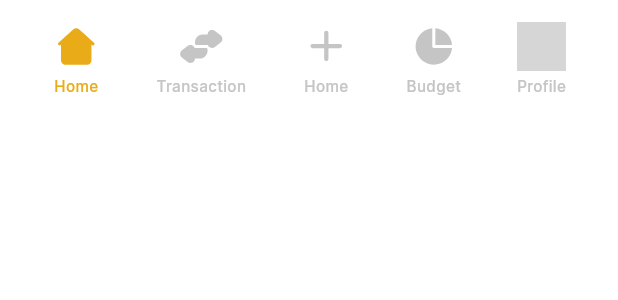
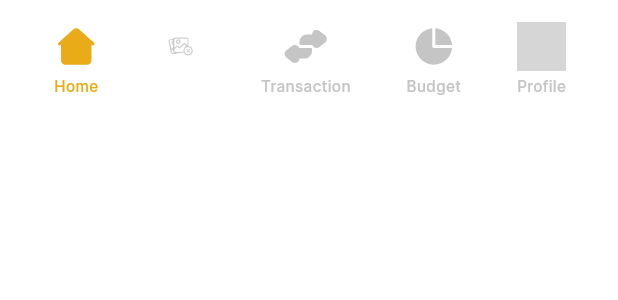
Before and after one commit to faheemabbas766/wallet_wise-v1.0.1, a Flutter app: the CustomBottomAppBar widget shown alone on an empty page, opened directly, on a phone screen of 412 x 824 dp. Shown: the top 300 px of the screen. Run offline on Flutter 3.47's test engine with Material 3 defaults, Android fonts, the phone set to English and light mode, and no system bars; our stand-ins replace cached_network_image, carousel_slider, connectivity_plus, dotted_border, flutter_svg, flutter_svg_provider and 4 more; accounts and stored records are empty; project files that could hold a hidden picture were left out; grey boxes are pictures that could not be loaded.

Commit message:
screens update 1:22PM

```diff
--- a/lib/presentation/homepage_page/homepage_page.dart
+++ b/lib/presentation/homepage_page/homepage_page.dart
@@ -6,7 +6,6 @@ import 'package:wallet_wise/widgets/app_bar/appbar_trailing_iconbutton.dart';
 import 'package:wallet_wise/widgets/custom_elevated_button.dart';
 import 'widgets/ninetyfive_item_widget.dart';
 import 'models/ninetyfive_item_model.dart';
-import 'models/homepage_model.dart';
 import 'widgets/eightyone_item_widget.dart';
 import 'models/eightyone_item_model.dart';
 import 'package:flutter_svg_provider/flutter_svg_provider.dart' as fs;
@@ -14,7 +13,6 @@ import 'package:flutter/material.dart';
 import 'package:wallet_wise/core/app_export.dart';
 import 'provider/homepage_provider.dart';
 
-// ignore_for_file: must_be_immutable
 class HomepagePage extends StatefulWidget {
   const HomepagePage({Key? key})
       : super(
--- a/lib/widgets/custom_bottom_app_bar.dart
+++ b/lib/widgets/custom_bottom_app_bar.dart
@@ -19,16 +19,16 @@ class CustomBottomAppBarState extends State<CustomBottomAppBar> {
         type: BottomBarEnum.Home,
         isSelected: true),
     BottomMenuModel(
+      icon: ImageConstant.imageNotFound,
+      activeIcon: ImageConstant.imageNotFound,
+      title: "".tr,
+      type: BottomBarEnum.Transaction,
+    ),
+    BottomMenuModel(
       icon: ImageConstant.imgNavTransaction,
       activeIcon: ImageConstant.imgNavTransaction,
       title: "lbl_transaction".tr,
       type: BottomBarEnum.Transaction,
-    ),
-    BottomMenuModel(
-      icon: ImageConstant.imgAddOutline1,
-      activeIcon: ImageConstant.imgAddOutline1,
-      title: "lbl_home".tr,
-      type: BottomBarEnum.Home,
     ),
     BottomMenuModel(
       icon: ImageConstant.imgNavBudget,
```
